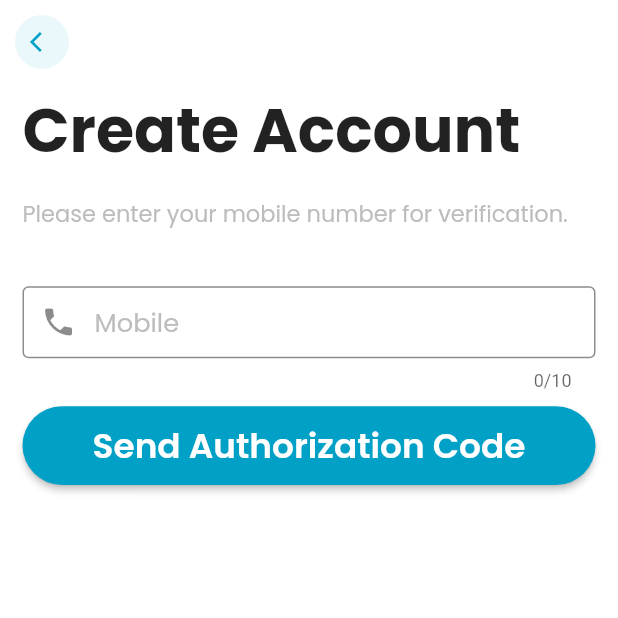
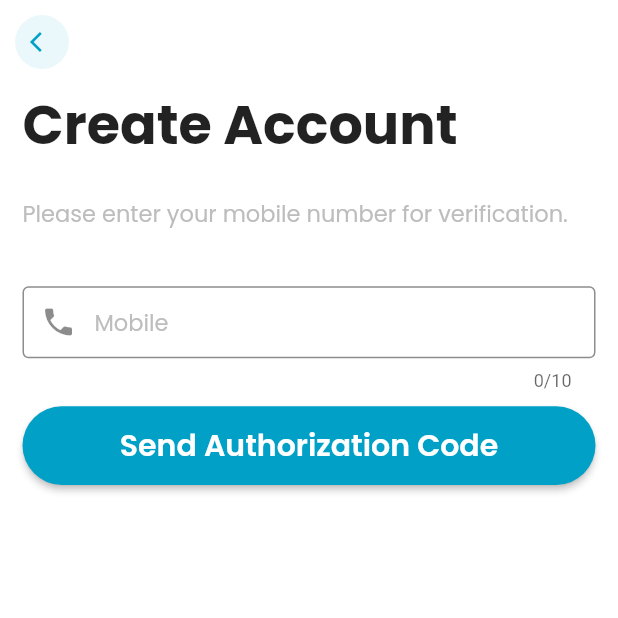
Before and after one commit to thepioneered/jamiie, a Flutter app: the screen it shows after launch, after a tap on "Login", after a tap on "Don't have an account?", on a phone screen of 412 x 824 dp, the top half of it. Run offline on Flutter 3.47's test engine with Material 2 defaults, Android fonts, the light colour scheme and no system bars; drawn by our look-alikes of auto_size_text; our stand-ins replace cached_network_image, data_connection_checker, firebase_messaging, flutter_screenutil, font_awesome_flutter, image_picker and 3 more; missing offline and left inert: numeric_keyboard; accounts and stored records are empty; network calls fail.

Commit message:
Screen Util

```diff
--- a/lib/src/app.dart
+++ b/lib/src/app.dart
@@ -1,5 +1,7 @@
 
 import 'package:Jamiie/src/screens/adminPool/creatPool.dart';
+import 'package:Jamiie/src/screens/auth/login/loginPage.dart';
+import 'package:Jamiie/src/screens/auth/singup/signupPage.dart';
 import 'package:provider/provider.dart';
 import 'package:flutter/material.dart';
 import 'package:flutter/services.dart';
@@ -76,13 +78,13 @@ class _AppState extends State<App> {
         ),
         onGenerateRoute: AppRoutes.materialPageRoute,
 
-        // home: BottomAppBar(),
+        home: LoginPage(),
 
-        home: Consumer<AppProvider>(
-          builder: (_, appProvider, child) {
-            return appProvider.child;
-          },
-        ),
+        // home: Consumer<AppProvider>(
+        //   builder: (_, appProvider, child) {
+        //     return appProvider.child;
+        //   },
+        // ),
         debugShowCheckedModeBanner: true,
       ),
     );
--- a/lib/src/screens/auth/login/loginPage.dart
+++ b/lib/src/screens/auth/login/loginPage.dart
@@ -6,6 +6,7 @@ import 'package:provider/provider.dart';
 // import 'package:google_sign_in/google_sign_in.dart';
 import '../../../providers/auth/login/loginProvider.dart';
 import 'loginPageWidget.dart';
+import "package:flutter_screenutil/flutter_screenutil.dart";
 import '../../../styles/base.dart';
 import '../socialMediaButton.dart';
 import '../../../styles/colors.dart';
@@ -53,7 +54,9 @@ class _LoginPageState extends State<LoginPage> {
 
   @override
   Widget build(BuildContext context) {
+    ScreenUtil.init(context, width: 411, height: 683, allowFontScaling: false);
     double height = MediaQuery.of(context).size.height;
+    print(height * 0.3);
     var a = Provider.of<LoginProvider>(context);
     return Scaffold(
       key: a.loginScaffoldKey,
@@ -69,19 +72,19 @@ class _LoginPageState extends State<LoginPage> {
                 //30 percent of total space
                 Container(
                   alignment: Alignment.center,
-                  height: height * 0.3,
-                  width: 200.0,
-                  margin: const EdgeInsets.symmetric(horizontal: 12),
-                  padding: const EdgeInsets.only(top: 3.0),
+                  // height: height * 0.3,
+                  height: 0.3.hp,
+                  width: 200.0.w,
+                  margin: EdgeInsets.symmetric(horizontal: 12.h),
+                  padding: EdgeInsets.only(top: 3.h),
                   decoration: BoxDecoration(
                       image: DecorationImage(
                     fit: BoxFit.fitWidth,
-                    scale: 100.0,
                     image: AssetImage("assets/LOGO1.jpg"),
                   )),
                 ),
                 SizedBox(
-                  height: 15.0,
+                  height: 15.0.h,
                 ),
 
                 //30 percent of total space
@@ -96,15 +99,14 @@ class _LoginPageState extends State<LoginPage> {
                     Navigator.pushNamed(context, "/ForgotPasswordPage");
                   },
                   child: Container(
-                    // color: Colors.blueAccent,
-                    height: height * 0.05,
+                    height: 0.05.hp,
                     alignment: Alignment.bottomRight,
-                    child: AutoSizeText(
+                    child: Text(
                       "Forgot Password ?",
                       style: AppTextStyle.forgotPassword(),
-                      maxFontSize: 20.0,
-                      minFontSize: 12.0,
-                      maxLines: 1,
+                      // maxFontSize: 20.0,
+                      // minFontSize: 12.0,
+                      // maxLines: 1,
                     ),
                   ),
                 ),
@@ -121,7 +123,7 @@ class _LoginPageState extends State<LoginPage> {
                           style: AppTextStyle.connectUsing(),
                         ),
                         SizedBox(
-                          height: 15.0,
+                          height: 15.0.h,
                         ),
                         Row(
                           mainAxisAlignment: MainAxisAlignment.spaceEvenly,
@@ -149,25 +151,25 @@ class _LoginPageState extends State<LoginPage> {
 
                 Container(
                   alignment: Alignment.bottomCenter,
-                  margin: const EdgeInsets.only(bottom: 3.0),
+                  margin: EdgeInsets.only(bottom: 5.0.h),
                   child: GestureDetector(
                     // padding: EdgeInsets.zero,
                     child: Row(
                       mainAxisAlignment: MainAxisAlignment.center,
                       children: [
-                        AutoSizeText(
+                       Text(
                           "Don't have an account?",
-                          maxFontSize: 16.0,
-                          minFontSize: 12.0,
-                          maxLines: 1,
+                          // maxFontSize: 16.0,
+                          // minFontSize: 12.0,
+                          // maxLines: 1,
                           style: AppTextStyle.dontHaveAccount,
                         ),
-                        AutoSizeText(
+                        Text(
                           " Sign Up",
                           style: AppTextStyle.createOne,
-                          maxFontSize: 16.0,
-                          minFontSize: 12.0,
-                          maxLines: 1,
+                          // maxFontSize: 16.0,
+                          // minFontSize: 12.0,
+                          // maxLines: 1,
                         ),
                       ],
                     ),
--- a/lib/src/screens/auth/login/loginPageWidget.dart
+++ b/lib/src/screens/auth/login/loginPageWidget.dart
@@ -1,7 +1,7 @@
 import 'package:provider/provider.dart';
 import 'package:flutter/cupertino.dart';
 import 'package:flutter/material.dart';
-
+import 'package:flutter_screenutil/flutter_screenutil.dart';
 import '../../../utils/validationRegex.dart';
 import '../../../widgets/appTextFields/appTextField.dart';
 import 'package:font_awesome_flutter/font_awesome_flutter.dart';
@@ -29,8 +29,8 @@ class _LoginPageWidgetState extends State<LoginPageWidget> {
   @override
   Widget build(BuildContext context) {
     print("+++++LOGIN WIDGET REBUILD+++++");
-    double height = MediaQuery.of(context).size.height - 75.0;
-    print(height);
+    // double height = MediaQuery.of(context).size.height - 75.0;
+    // print(height);
     return Consumer<LoginProvider>(
       builder: (_, loginProvider, child) {
         return Form(
@@ -38,6 +38,7 @@ class _LoginPageWidgetState extends State<LoginPageWidget> {
           child: Column(
             children: <Widget>[
               AppTextField.screenTextField(
+                height: 75.h,
                   prefixIcon: Icons.phone,
                   onEdittingComplete: () => passwordNode.requestFocus(),
                   maxLength: 10,
@@ -52,6 +53,7 @@ class _LoginPageWidgetState extends State<LoginPageWidget> {
                 child: Consumer<PasswordStatusLogin>(
                   builder: (_, passwordStatus, child) {
                     return AppTextField.screenTextField(
+                      height: 75.h,
                       autofocus: false,
                       focusNode: passwordNode,
                       prefixIcon: Icons.lock,
@@ -71,10 +73,10 @@ class _LoginPageWidgetState extends State<LoginPageWidget> {
                 ),
               ),
               SizedBox(
-                height: 5.0,
+                height: 5.0.h,
               ),
               Container(
-                height: height * 0.07,
+                height:  0.07.hp,
                 child: loginProvider.loginButton(
                   onTap: () {
                     FocusScope.of(context).unfocus();
--- a/lib/src/screens/auth/socialMediaButton.dart
+++ b/lib/src/screens/auth/socialMediaButton.dart
@@ -1,7 +1,7 @@
 import '../../styles/base.dart';
 
 import '../../styles/colors.dart';
-
+import 'package:flutter_screenutil/flutter_screenutil.dart';
 import "package:flutter/material.dart";
 import 'package:font_awesome_flutter/font_awesome_flutter.dart';
 
@@ -13,6 +13,8 @@ class SocialMediaButton extends StatelessWidget {
       : super(key: key);
   @override
   Widget build(BuildContext context) {
+    ScreenUtil.init(context, width: 411, height: 683, allowFontScaling: false);
+
     IconData icon;
     Color iconColor;
     Color buttonColor;
@@ -47,11 +49,12 @@ class SocialMediaButton extends StatelessWidget {
       child: InkWell(
         onTap: onTap,
         child: Container(
-          height: 50.0,
-          width: 50.0,
+          height: 50.0.h,
+          width: 50.0.w,
           decoration: BoxDecoration(
             color: buttonColor,
-            borderRadius: BorderRadius.circular(BaseStyles.buttonRadius),
+            shape: BoxShape.circle
+            // borderRadius: BorderRadius.circular(BaseStyles.buttonRadius),
           ),
           child: Icon(
             icon,
--- a/lib/src/styles/text.dart
+++ b/lib/src/styles/text.dart
@@ -7,120 +7,120 @@ class AppTextStyle {
     return TextStyle(
         fontFamily: "Poppins",
         fontWeight: FontWeight.w400,
-        fontSize: 22.0.sp,
+        fontSize: 22.0,
         color: color);
   }
 
   static TextStyle dashCardText({Color color}) => TextStyle(
         fontFamily: "Poppins",
-        fontSize: 14.sp,
+        fontSize: 14,
         color: color,
       );
 
   static TextStyle dashCardNumber({Color color}) => TextStyle(
         fontFamily: "Poppins",
-        fontSize: 36.sp,
+        fontSize: 36,
         fontWeight: FontWeight.bold,
         color: color,
       );
 
   static TextStyle get dashCardHeading => TextStyle(
         fontFamily: "Poppins",
-        fontSize: 18.sp,
+        fontSize: 18,
         fontWeight: FontWeight.bold,
       );
 
   static TextStyle get dashCardHint => TextStyle(
         fontFamily: "Poppins",
-        fontSize: 10.sp,
+        fontSize: 10,
         color: Colors.grey,
       );
   static TextStyle dashTransAmount({Color color}) => TextStyle(
         fontFamily: "Poppins",
-        fontSize: 18.sp,
+        fontSize: 18,
         color: color,
       );
   static TextStyle get hintText => TextStyle(
         fontFamily: "Poppins",
         fontWeight: FontWeight.w400,
-        fontSize: 15.0.sp,
+        fontSize: 15.0,
         color: Colors.grey[400],
       );
   static TextStyle get createPoolBottom => TextStyle(
       fontFamily: "Poppins",
       fontWeight: FontWeight.w500,
-      fontSize: 24.0.sp,
+      fontSize: 24.0,
       color: AppColors.primaryColorPurple);
   static TextStyle get poolID => TextStyle(
         fontFamily: "Poppins",
         fontWeight: FontWeight.w500,
-        fontSize: 28.0.sp,
+        fontSize: 28.0,
         color: AppColors.primaryOrange,
       );
   static TextStyle get poolTitle => TextStyle(
         fontFamily: "Poppins",
         fontWeight: FontWeight.w500,
-        fontSize: 30.0.sp,
+        fontSize: 30.0,
         color: Colors.black,
       );
   static TextStyle get amountSubHeading => TextStyle(
         fontFamily: "Poppins",
         fontWeight: FontWeight.w400,
-        fontSize: 12.0.sp,
+        fontSize: 12.0,
         color: AppColors.grayInputHeading,
       );
   static TextStyle get poolMonthlyTotalAmount => TextStyle(
         fontFamily: "Poppins",
         fontWeight: FontWeight.w400,
-        fontSize: 15.0.sp,
+        fontSize: 15.0,
         color: AppColors.grayInputHeading,
       );
   static TextStyle get poolAmountSaved => TextStyle(
         fontFamily: "Poppins",
         fontWeight: FontWeight.w400,
-        fontSize: 15.0.sp,
+        fontSize: 15.0,
         color: AppColors.green,
       );
   static TextStyle get amountStyle => TextStyle(
         fontFamily: "Poppins",
         fontWeight: FontWeight.w500,
-        fontSize: 30.0.sp,
+        fontSize: 30.0,
         color: Colors.black,
       );
   static TextStyle get dropDownStyle => TextStyle(
       fontFamily: "Poppins",
       fontWeight: FontWeight.w400,
-      fontSize: 15.0.sp,
+      fontSize: 15.0,
       color: AppColors.black);
   static TextStyle get dropDownStyleForm => TextStyle(
       fontFamily: "Poppins",
       fontWeight: FontWeight.w400,
-      fontSize: 17.0.sp,
+      fontSize: 17.0,
       color: AppColors.black);
 
   static TextStyle get dialogTitle => TextStyle(
         fontFamily: "Poppins",
         fontWeight: FontWeight.w400,
-        fontSize: 18.0.sp,
+        fontSize: 18.0,
         color: AppColors.black,
       );
   static TextStyle get joinPoolHeading => TextStyle(
         fontFamily: "Poppins",
         fontWeight: FontWeight.w400,
-        fontSize: 17.0.sp,
+        fontSize: 17.0,
         color: AppColors.grayInputHeading,
       );
   static TextStyle get joinPoolSubHeading => TextStyle(
         fontFamily: "Poppins",
         fontWeight: FontWeight.w500,
-        fontSize: 18.0.sp,
+        fontSize: 18.0,
         color: AppColors.black,
       );
   static TextStyle dialogButton(Color _color) {
     return TextStyle(
         fontFamily: "Poppins",
         fontWeight: FontWeight.w500,
-        fontSize: 14.0.sp,
+        fontSize: 14.0,
         color: _color);
   }
 
@@ -129,13 +129,14 @@ class AppTextStyle {
     return TextStyle(
         fontFamily: "Poppins",
         fontWeight: FontWeight.w400,
+        fontSize: 14.0.sp,
         color: AppColors.primaryColorPurple);
   }
 
   static TextStyle get authHeading => TextStyle(
         fontFamily: "Poppins",
         fontWeight: FontWeight.w700,
-        fontSize: 36.0.sp,
+        fontSize: 36.0,
       );
   static TextStyle get dontHaveAccount => TextStyle(
         fontFamily: "Poppins",
@@ -153,29 +154,29 @@ class AppTextStyle {
   static TextStyle get forgotPasswordSubTitle => TextStyle(
         fontFamily: "Poppins",
         fontWeight: FontWeight.w400,
-        fontSize: 16.0.sp,
+        fontSize: 16.0,
         color: Colors.grey[400],
       );
   static TextStyle get minMaxPeople => TextStyle(
         fontFamily: "Poppins",
         fontWeight: FontWeight.w400,
-        fontSize: 15.0.sp,
+        fontSize: 15.0,
         color: Colors.grey[400],
       );
   static TextStyle get inputText => TextStyle(
         fontFamily: "Poppins",
         fontWeight: FontWeight.w400,
-        fontSize: 16.0.sp,
+        fontSize: 16.0,
       );
   static TextStyle get poolDataText => TextStyle(
         fontFamily: "Poppins",
         fontWeight: FontWeight.w400,
-        fontSize: 22.0.sp,
+        fontSize: 22.0,
       );
   static TextStyle get snackBar => TextStyle(
         fontFamily: "Poppins",
         fontWeight: FontWeight.w400,
-        fontSize: 15.0.sp,
+        fontSize: 15.0,
       );
 
   static TextStyle connectUsing() {
@@ -190,7 +191,7 @@ class AppTextStyle {
     return TextStyle(
         fontFamily: "Poppins",
         fontWeight: FontWeight.w400,
-        fontSize: 12.0.sp,
+        fontSize: 12.0,
         color: color);
   }
 
@@ -199,7 +200,7 @@ class AppTextStyle {
   static TextStyle loginButtonText(Color color) {
     return TextStyle(
       fontFamily: "Poppins",
-      fontSize: 20.0.sp,
+      fontSize: 20.0,
       fontWeight: FontWeight.w600,
       color: color,
     );
@@ -210,7 +211,7 @@ class AppTextStyle {
   static TextStyle logoutButton(Color color) {
     return TextStyle(
         fontFamily: "Poppins",
-        fontSize: 15.0.sp,
+        fontSize: 15.0,
         fontWeight: FontWeight.w600,
         color: color);
   }
@@ -219,7 +220,7 @@ class AppTextStyle {
 
   static TextStyle get logoutTitle => TextStyle(
       fontFamily: "Poppins",
-      fontSize: 20.0.sp,
+      fontSize: 20.0,
       fontWeight: FontWeight.w600,
       color: AppColors.black);
 
@@ -227,37 +228,37 @@ class AppTextStyle {
 
   static TextStyle get faqTitle => TextStyle(
         fontFamily: "Poppins",
-        fontSize: 22.0.sp,
+        fontSize: 22.0,
         color: AppColors.black,
       );
   //////
   static TextStyle get faqSubTitle => TextStyle(
         fontFamily: "Poppins",
-        fontSize: 16.0.sp,
+        fontSize: 16.0,
         color: AppColors.grayInputHeading,
       );
   //////
   static TextStyle get topHeading => TextStyle(
         fontFamily: "Poppins",
-        fontSize: 40.0.sp,
+        fontSize: 40.0,
         fontWeight: FontWeight.w600,
         color: AppColors.primaryBlue,
       );
 
   static TextStyle get appBarTitle => TextStyle(
         fontFamily: "Poppins",
-        fontSize: 18.0.sp,
+        fontSize: 18.0,
         fontWeight: FontWeight.w500,
       );
   //
   static TextStyle get drawerText => TextStyle(
         fontFamily: "Poppins",
-        fontSize: 20.0.sp,
+        fontSize: 20.0,
       );
   //
   static TextStyle get errorText => TextStyle(
         fontFamily: "Poppins",
-        fontSize: 12.0.sp,
+        fontSize: 12.0,
         fontWeight: FontWeight.w400,
         color: AppColors.red,
       );
@@ -267,27 +268,27 @@ class AppTextStyle {
     return TextStyle(
       fontFamily: "Poppins",
       fontWeight: FontWeight.w900,
-      fontSize: 20.0.sp,
+      fontSize: 20.0,
       color: _color,
     );
   }
 
   static TextStyle get subheadingText => TextStyle(
         fontFamily: "Poppins",
-        fontSize: 20.0.sp,
+        fontSize: 20.0,
         color: AppColors.grayInputHeading,
       );
 
   static TextStyle get subheadingTextForm => TextStyle(
         fontFamily: "Poppins",
-        fontSize: 16.0.sp,
+        fontSize: 16.0,
         color: AppColors.grayInputHeading,
       );
 
   //
   static TextStyle get placeholderText => TextStyle(
         fontFamily: "Poppins",
-        fontSize: 18.0.sp,
+        fontSize: 18.0,
         color: AppColors.placeHolderInput,
       );
 }
--- a/lib/src/widgets/appTextFields/appTextField.dart
+++ b/lib/src/widgets/appTextFields/appTextField.dart
@@ -9,6 +9,7 @@ class AppTextField {
       @required bool autoValidate,
       @required Function(String) onSaved,
       int maxLines,
+      double height,
       ToolbarOptions toolbarOptions,
       Function onEdittingComplete,
       bool autofocus,
@@ -21,7 +22,7 @@ class AppTextField {
       EdgeInsetsGeometry edge,
       TextInputType textInputType}) {
     return Container(
-      height: 75.0,
+      height: height != null?height:75.0,
       child: TextFormField(
         toolbarOptions: toolbarOptions,
         focusNode: focusNode,
```
